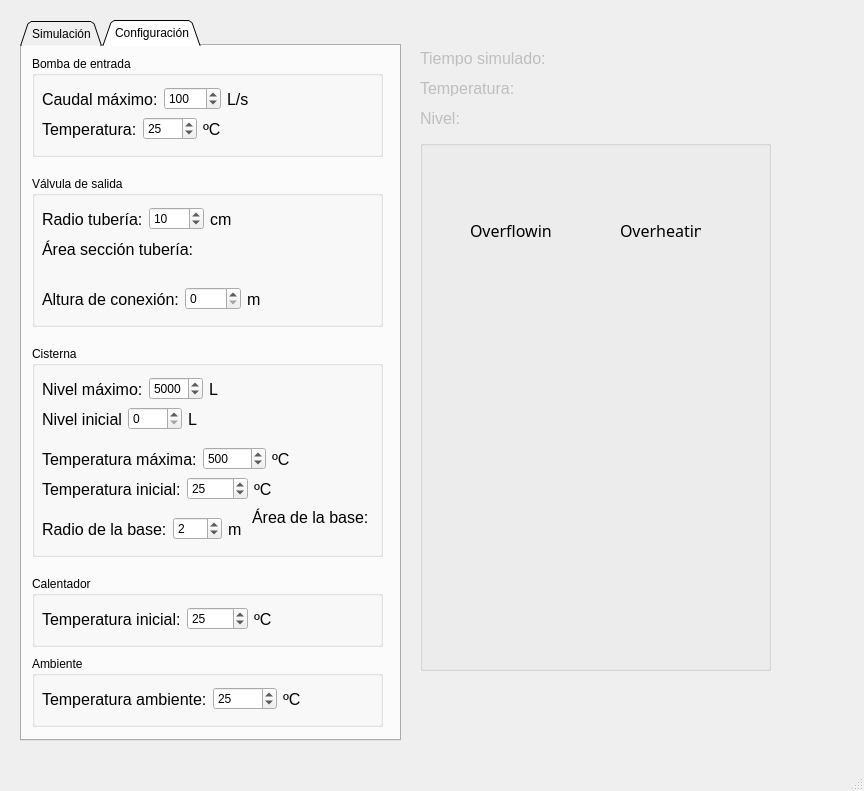
Before: the Qt Designer form WaterTank/mainwindow.ui in Grimpper/Project_SII_WaterTank, drawn with Qt 5.
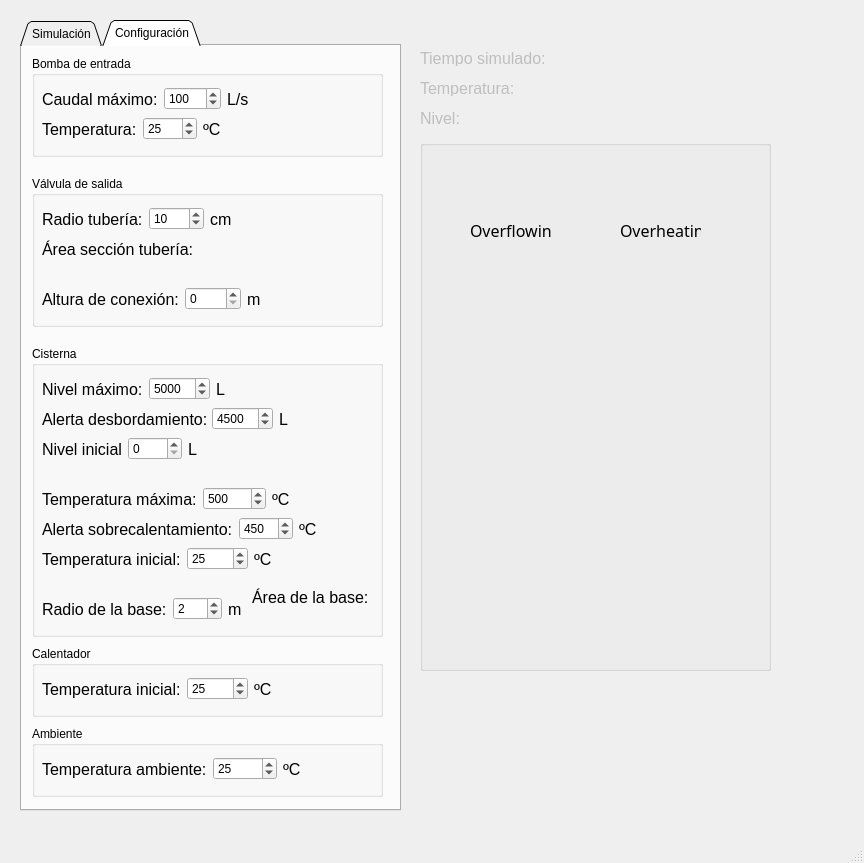
After: the same form once the commit is applied. Icons and pictures are not drawn.

The edit to the form file:
```diff
--- a/WaterTank/mainwindow.ui
+++ b/WaterTank/mainwindow.ui
@@ -7,7 +7,7 @@
     <x>0</x>
     <y>0</y>
     <width>864</width>
-    <height>791</height>
+    <height>863</height>
    </rect>
   </property>
   <property name="windowTitle">
@@ -20,7 +20,7 @@
       <x>20</x>
       <y>20</y>
       <width>381</width>
-      <height>721</height>
+      <height>791</height>
      </rect>
     </property>
     <property name="autoFillBackground">
@@ -598,7 +598,7 @@
         <x>10</x>
         <y>300</y>
         <width>351</width>
-        <height>211</height>
+        <height>291</height>
        </rect>
       </property>
       <property name="title">
@@ -632,7 +632,7 @@
            <number>0</number>
           </property>
           <property name="maximum">
-           <number>8000</number>
+           <number>10000</number>
           </property>
           <property name="value">
            <number>5000</number>
@@ -657,7 +657,7 @@
        <property name="geometry">
         <rect>
          <x>10</x>
-         <y>60</y>
+         <y>90</y>
          <width>184</width>
          <height>26</height>
         </rect>
@@ -706,7 +706,7 @@
        <property name="geometry">
         <rect>
          <x>10</x>
-         <y>100</y>
+         <y>140</y>
          <width>292</width>
          <height>26</height>
         </rect>
@@ -755,7 +755,7 @@
        <property name="geometry">
         <rect>
          <x>10</x>
-         <y>130</y>
+         <y>200</y>
          <width>272</width>
          <height>26</height>
         </rect>
@@ -804,7 +804,7 @@
        <property name="geometry">
         <rect>
          <x>10</x>
-         <y>170</y>
+         <y>250</y>
          <width>235</width>
          <height>26</height>
         </rect>
@@ -853,7 +853,7 @@
        <property name="geometry">
         <rect>
          <x>220</x>
-         <y>160</y>
+         <y>240</y>
          <width>121</width>
          <height>23</height>
         </rect>
@@ -871,7 +871,7 @@
        <property name="geometry">
         <rect>
          <x>220</x>
-         <y>180</y>
+         <y>260</y>
          <width>121</width>
          <height>23</height>
         </rect>
@@ -885,12 +885,110 @@
         <string/>
        </property>
       </widget>
+      <widget class="QWidget" name="layoutWidget_16">
+       <property name="geometry">
+        <rect>
+         <x>10</x>
+         <y>60</y>
+         <width>246</width>
+         <height>26</height>
+        </rect>
+       </property>
+       <layout class="QHBoxLayout" name="horizontalLayout_18">
+        <item>
+         <widget class="QLabel" name="label_Overflow_Threshold">
+          <property name="font">
+           <font>
+            <pointsize>12</pointsize>
+           </font>
+          </property>
+          <property name="text">
+           <string>Alerta desbordamiento:</string>
+          </property>
+         </widget>
+        </item>
+        <item>
+         <widget class="QSpinBox" name="spinBox_Overflow_Threshold">
+          <property name="minimum">
+           <number>0</number>
+          </property>
+          <property name="maximum">
+           <number>10000</number>
+          </property>
+          <property name="value">
+           <number>4500</number>
+          </property>
+         </widget>
+        </item>
+        <item>
+         <widget class="QLabel" name="label_Overflow_Threshold_Units">
+          <property name="font">
+           <font>
+            <pointsize>12</pointsize>
+           </font>
+          </property>
+          <property name="text">
+           <string>L</string>
+          </property>
+         </widget>
+        </item>
+       </layout>
+      </widget>
+      <widget class="QWidget" name="layoutWidget_17">
+       <property name="geometry">
+        <rect>
+         <x>10</x>
+         <y>170</y>
+         <width>292</width>
+         <height>26</height>
+        </rect>
+       </property>
+       <layout class="QHBoxLayout" name="horizontalLayout_19">
+        <item>
+         <widget class="QLabel" name="label_Overheat_Threshold">
+          <property name="font">
+           <font>
+            <pointsize>12</pointsize>
+           </font>
+          </property>
+          <property name="text">
+           <string>Alerta sobrecalentamiento:</string>
+          </property>
+         </widget>
+        </item>
+        <item>
+         <widget class="QSpinBox" name="spinBox_Overheat_Threshold">
+          <property name="minimum">
+           <number>-273</number>
+          </property>
+          <property name="maximum">
+           <number>1000</number>
+          </property>
+          <property name="value">
+           <number>450</number>
+          </property>
+         </widget>
+        </item>
+        <item>
+         <widget class="QLabel" name="label_Overheat_Threshold_Units">
+          <property name="font">
+           <font>
+            <pointsize>12</pointsize>
+           </font>
+          </property>
+          <property name="text">
+           <string>ºC</string>
+          </property>
+         </widget>
+        </item>
+       </layout>
+      </widget>
      </widget>
      <widget class="QGroupBox" name="groupBox_Heater_Config">
       <property name="geometry">
        <rect>
         <x>10</x>
-        <y>530</y>
+        <y>600</y>
         <width>351</width>
         <height>71</height>
        </rect>
@@ -952,7 +1050,7 @@
       <property name="geometry">
        <rect>
         <x>10</x>
-        <y>610</y>
+        <y>680</y>
         <width>351</width>
         <height>71</height>
        </rect>
```
